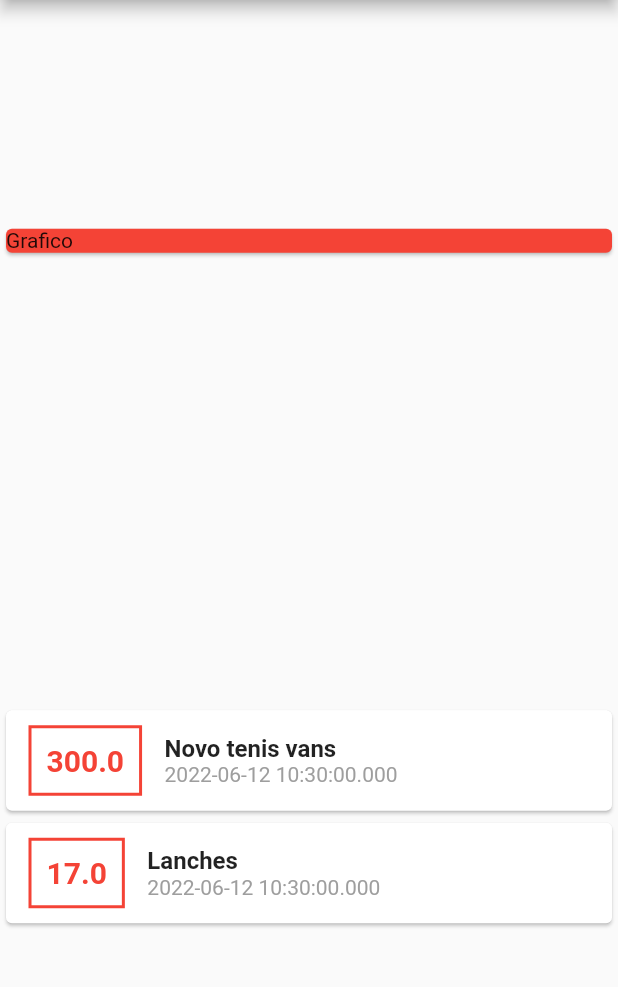
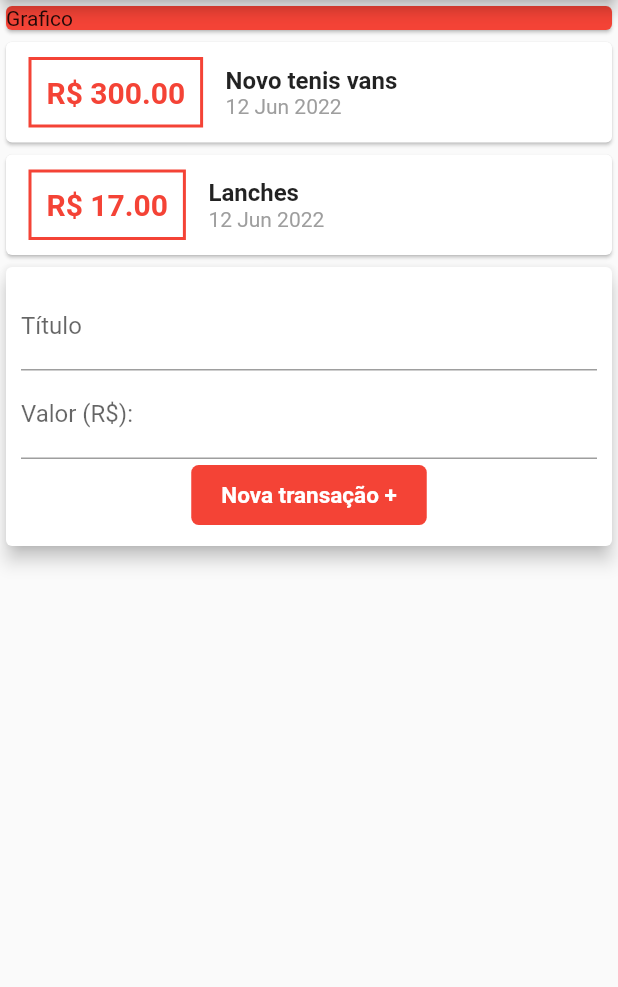
Before and after one commit to MatheusBrun/despesaspessoais, a Flutter app: the screen it shows after launch, on a phone screen of 412 x 824 dp, the part 84-1071 px from its top. Run offline on Flutter 3.47's test engine with Material 2 defaults, Android fonts, the phone set to English and light mode, and no system bars.

Commit message:
Adicionado a label e botão nova transação

```diff
--- a/lib/main.dart
+++ b/lib/main.dart
@@ -1,6 +1,7 @@
 import 'package:despesaspessoais/models/transaction.dart';
 import 'package:flutter/cupertino.dart';
 import 'package:flutter/material.dart';
+import 'package:intl/intl.dart';
 
 void main(List<String> args) {
   runApp(ExpensesApp());
@@ -39,7 +40,6 @@
       appBar: AppBar(title: Text("Despesas Pessoais"),
       ),
       body: Column(
-        mainAxisAlignment: MainAxisAlignment.spaceAround,
         crossAxisAlignment: CrossAxisAlignment.stretch,
         children: [
           Container(
@@ -66,7 +66,7 @@
                    ),
                    padding: EdgeInsets.all(10),
                    child: Text(
-                     tr.value.toString(),
+                    'R\$ ${ tr.value.toStringAsFixed(2)}' ,
                       style: TextStyle(
                         fontWeight: FontWeight.bold,
                         fontSize: 20,
@@ -86,7 +86,8 @@
                      ),
 
                      ),
-                     Text(tr.date.toString(),
+                     Text(
+                      DateFormat('d MMM y').format(tr.date),
 
                      style: TextStyle(
                        color: Colors.grey,
@@ -97,6 +98,49 @@
                ]),
              );
            } ).toList(),
+         ),
+         Card(
+          elevation: 5,
+          child: Padding(padding: EdgeInsets.all(10),
+          child: Column(children: [
+            TextField(
+             decoration: InputDecoration(
+              labelText: 'Título',
+             ),
+
+            ),
+
+            TextField(
+              decoration: InputDecoration(
+                labelText: 'Valor (R\$):'
+              ),
+            ),
+            Row(
+              mainAxisAlignment: MainAxisAlignment.center,
+
+              children: [
+
+              TextButton(
+                style: TextButton.styleFrom(
+                  primary: Colors.white,
+                  backgroundColor: Colors.red,
+                  minimumSize: Size(150, 40),
+                  padding: EdgeInsets.symmetric(horizontal: 20.0),
+                  shape: const RoundedRectangleBorder(
+                    borderRadius: BorderRadius.all(Radius.circular(5.0))
+                  )
+                ),
+              child: Text('Nova transação +',
+              style: TextStyle(
+                fontSize: 15,
+               fontWeight: FontWeight.bold,),),
+
+              onPressed: (){},
+               )
+          ]),]
+          ),
+          ),
+
          )
         ],
       ),
--- a/pubspec.yaml
+++ b/pubspec.yaml
@@ -38,7 +38,7 @@
 dev_dependencies:
   flutter_test:
     sdk: flutter
-
+  intl: ^0.17.0
   # The "flutter_lints" package below contains a set of recommended lints to
   # encourage good coding practices. The lint set provided by the package is
   # activated in the `analysis_options.yaml` file located at the root of your
```
Also changed, not shown: pubspec.lock.
